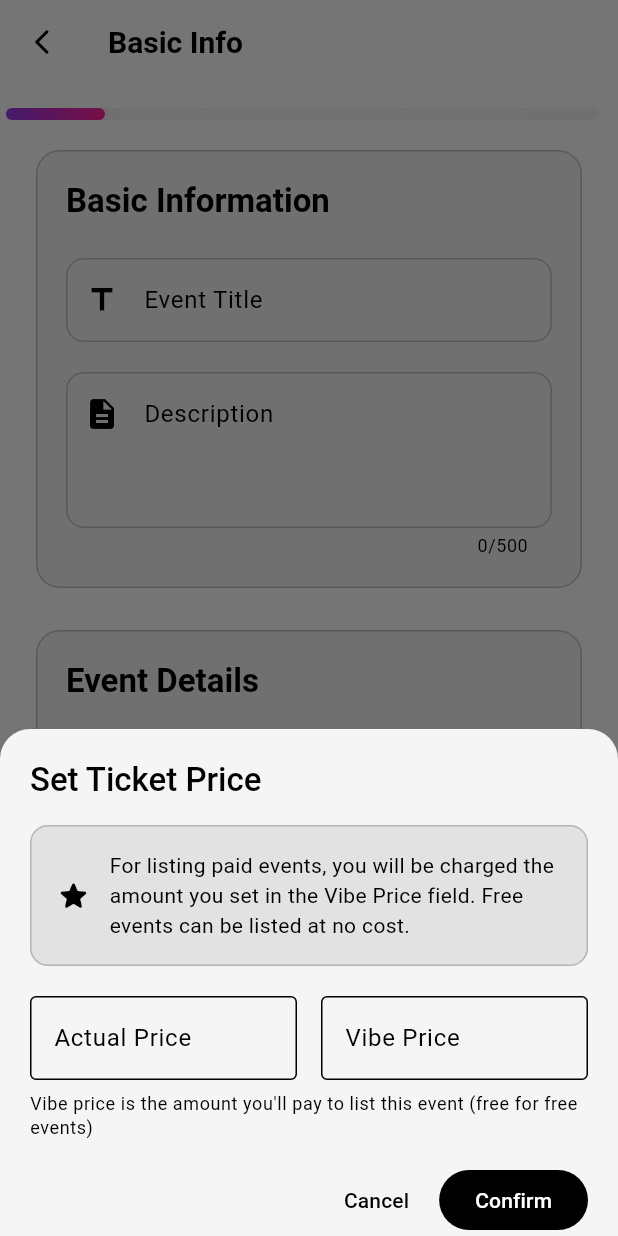
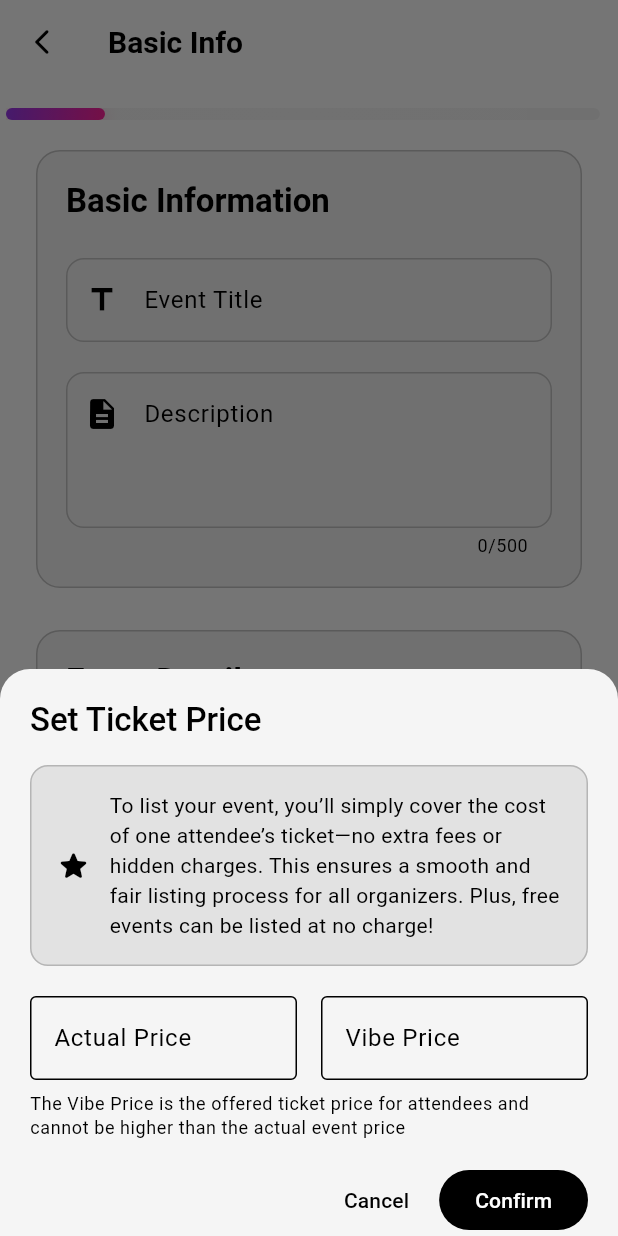
Before and after one commit to ArishRagaventhra/vibeswiper, a Flutter app: the CreateEventScreen screen opened by its route, after a tap on "Paid", on a phone screen of 412 x 824 dp. Run offline on Flutter 3.47's test engine with Material 3 defaults, Android fonts, the light colour scheme and no system bars; our stand-ins replace cached_network_image, connectivity_plus, device_info_plus, file_picker, fl_chart, flutter_image_compress and 15 more; missing offline and left inert: avatar_plus, dart:html, dart:js, file_saver, flutter_excel, in_app_review and 2 more; accounts and stored records are empty.

Commit message:
create buid

```diff
--- a/lib/features/events/screens/create_event_screen.dart
+++ b/lib/features/events/screens/create_event_screen.dart
@@ -507,7 +507,7 @@
                                       const SizedBox(width: 12),
                                       Expanded(
                                         child: Text(
-                                          'For listing paid events, you will be charged the amount you set in the Vibe Price field. Free events can be listed at no cost.',
+                                          'To list your event, you’ll simply cover the cost of one attendee’s ticket—no extra fees or hidden charges. This ensures a smooth and fair listing process for all organizers. Plus, free events can be listed at no charge!',
                                           style: theme.textTheme.bodyMedium?.copyWith(
                                             color: theme.colorScheme.primary,
                                             height: 1.4,
@@ -571,7 +571,7 @@
                                 ),
                                 const SizedBox(height: 8),
                                 Text(
-                                  'Vibe price is the amount you\'ll pay to list this event (free for free events)',
+                                  'The Vibe Price is the offered ticket price for attendees and cannot be higher than the actual event price',
                                   style: Theme.of(context).textTheme.bodySmall,
                                 ),
                                 const SizedBox(height: 16),
@@ -647,7 +647,7 @@
                                       const SizedBox(width: 12),
                                       Expanded(
                                         child: Text(
-                                          'The amount you set in the Vibe Price field is what you\'ll pay to list this event. Free events can be listed at no cost.',
+                                          'To list your event, you’ll simply cover the cost of one attendee’s ticket—no extra fees or hidden charges. This ensures a smooth and fair listing process for all organizers. Plus, free events can be listed at no charge!.',
                                           style: theme.textTheme.bodyMedium?.copyWith(
                                             color: theme.colorScheme.primary,
                                             height: 1.4,
@@ -711,7 +711,7 @@
                                 ),
                                 const SizedBox(height: 8),
                                 Text(
-                                  'Vibe price is the amount you\'ll pay to list this event (free for free events)',
+                                  'The Vibe Price is the offered ticket price for attendees and cannot be higher than the actual event price',
                                   style: Theme.of(context).textTheme.bodySmall,
                                 ),
                                 const SizedBox(height: 16),
@@ -1091,7 +1091,16 @@
         });
       }
     } else {
-      // Show error message
+      setState(() {
+        // Force UI to refresh and show the validation error
+      });
+      ScaffoldMessenger.of(context).showSnackBar(
+        SnackBar(
+          content: Text(_getErrorMessageForCurrentStep()),
+          backgroundColor: Theme.of(context).colorScheme.error,
+          duration: const Duration(seconds: 2),
+        ),
+      );
     }
   }
 
@@ -1729,26 +1738,6 @@
                         child: Column(
                           mainAxisSize: MainAxisSize.min,
                           children: [
-                            if (!wizardState.isCurrentStepValid && wizardState.currentStep == EventCreationStep.requirements)
-                              Padding(
-                                padding: const EdgeInsets.only(bottom: 16.0),
-                                child: Container(
-                                  width: double.infinity,
-                                  padding: const EdgeInsets.symmetric(vertical: 10, horizontal: 16),
-                                  decoration: BoxDecoration(
-                                    color: theme.colorScheme.errorContainer.withOpacity(0.7),
-                                    borderRadius: BorderRadius.circular(8),
-                                  ),
-                                  child: Text(
-                                    'Please complete all required fields',
-                                    style: TextStyle(
-                                      color: theme.colorScheme.onErrorContainer,
-                                      fontWeight: FontWeight.w500,
-                                    ),
-                                    textAlign: TextAlign.center,
-                                  ),
-                                ),
-                              ),
                             Row(
                               children: [
                                 if (wizardState.canGoToPreviousStep)
```
Also changed, not shown: 1 other file.
